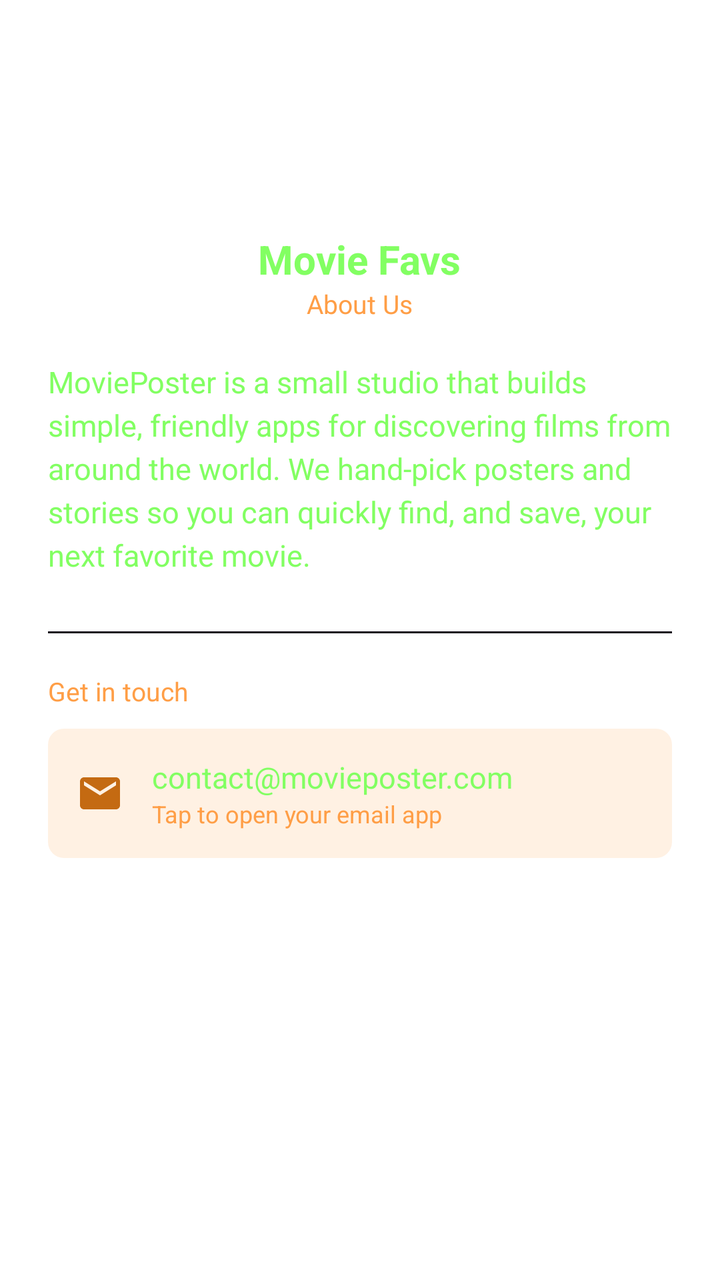
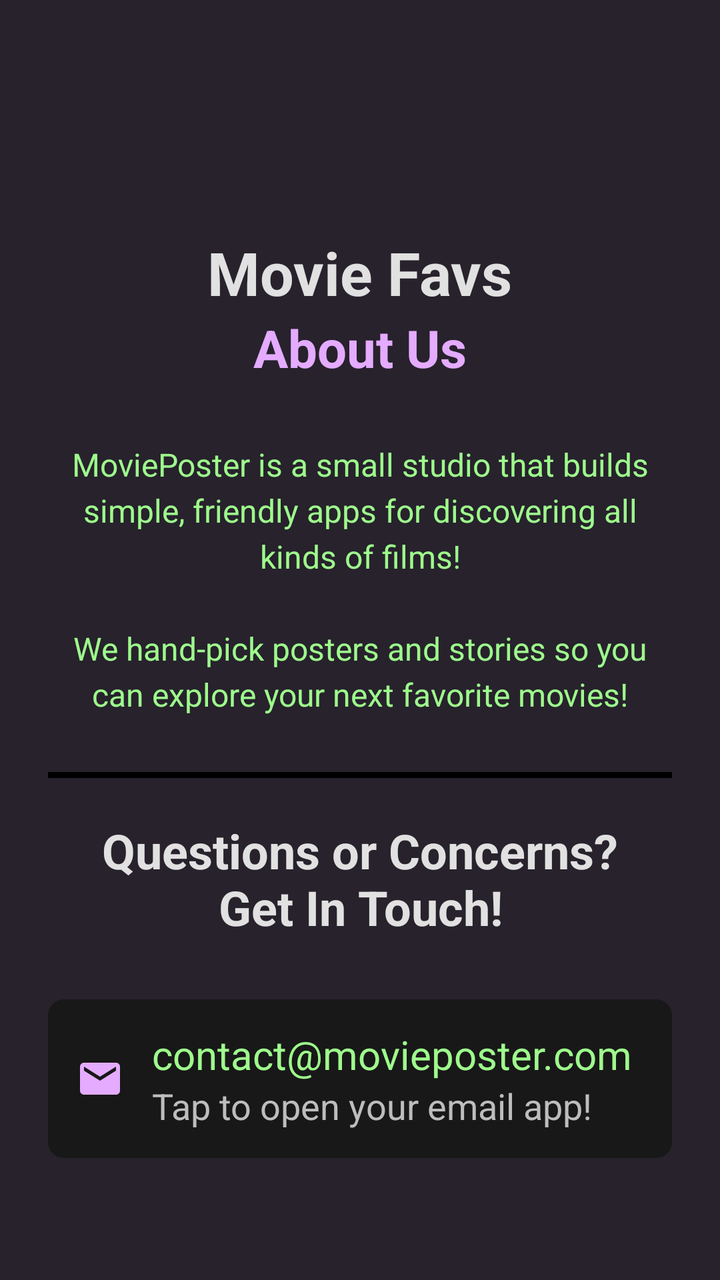

Compare the two renders of this Android layout. The source of the first and the diff that turns it into the second are given below.
<!-- AndroidManifest.xml: application theme Theme.Poster1019 -->
<!-- res/layout/fragment_contact.xml -->
<?xml version="1.0" encoding="utf-8"?>
<ScrollView xmlns:android="http://schemas.android.com/apk/res/android"
    xmlns:app="http://schemas.android.com/apk/res-auto"
    xmlns:tools="http://schemas.android.com/tools"
    android:layout_width="match_parent"
    android:layout_height="match_parent"
    android:background="@color/white"
    tools:context=".ContactFragment">

    <LinearLayout
        android:layout_width="match_parent"
        android:layout_height="wrap_content"
        android:orientation="vertical"
        android:paddingStart="24dp"
        android:paddingTop="32dp"
        android:paddingEnd="24dp"
        android:paddingBottom="24dp">

        
        <ImageView
            android:layout_width="72dp"
            android:layout_height="72dp"
            android:layout_gravity="center_horizontal"
            android:contentDescription="@string/app_name"
            android:src="@mipmap/ic_launcher_round"/>

        
        <TextView
            android:layout_width="wrap_content"
            android:layout_height="wrap_content"
            android:layout_gravity="center_horizontal"
            android:layout_marginTop="12dp"
            android:text="@string/app_name"
            android:textColor="@color/colorTextPrimary"
            android:textSize="20sp"
            android:textStyle="bold"/>

        <TextView
            android:layout_width="wrap_content"
            android:layout_height="wrap_content"
            android:layout_gravity="center_horizontal"
            android:text="@string/about_us"
            android:textColor="@color/colorTextSecondary"
            android:textSize="13sp"/>

        
        <TextView
            android:layout_width="match_parent"
            android:layout_height="wrap_content"
            android:layout_marginTop="20dp"
            android:lineSpacingExtra="4dp"
            android:text="@string/company_intro"
            android:textColor="@color/colorTextPrimary"
            android:textSize="15sp"/>

        
        <View
            android:layout_width="match_parent"
            android:layout_height="1dp"
            android:layout_marginTop="28dp"
            android:background="@color/colorBackground"/>

        <TextView
            android:layout_width="wrap_content"
            android:layout_height="wrap_content"
            android:layout_marginTop="20dp"
            android:text="@string/get_in_touch"
            android:textColor="@color/colorTextSecondary"
            android:textSize="13sp"/>

    
    <LinearLayout
        android:id="@+id/layoutEmail"
        android:layout_width="match_parent"
        android:layout_height="wrap_content"
        android:layout_marginTop="10dp"
        android:background="@drawable/email_row_background"
        android:clickable="true"
        android:focusable="true"
        android:gravity="center_vertical"
        android:orientation="horizontal"
        android:padding="14dp">

        <ImageView
            android:layout_width="24dp"
            android:layout_height="24dp"
            android:importantForAccessibility="no"
            android:src="@drawable/ic_mail"
            app:tint="@color/colorAccentDark"/>

        <LinearLayout
            android:layout_width="0dp"
            android:layout_height="wrap_content"
            android:layout_marginStart="14dp"
            android:layout_weight="1"
            android:orientation="vertical">

            <TextView
                android:layout_width="wrap_content"
                android:layout_height="wrap_content"
                android:text="@string/contact_email"
                android:textColor="@color/colorTextPrimary"
                android:textSize="15sp"/>

            <TextView
                android:layout_width="wrap_content"
                android:layout_height="wrap_content"
                android:text="@string/contact_email_hint"
                android:textColor="@color/colorTextSecondary"
                android:textSize="12sp"/>

        </LinearLayout>
    </LinearLayout>


    </LinearLayout>

</ScrollView>
<!-- resources referenced by this layout -->
<resources>
  <color name="colorAccentDark">#C46A12</color>
  <color name="colorBackground">#150F1B</color>
  <color name="colorTextPrimary">#82FF62</color>
  <color name="colorTextSecondary">#FF9E46</color>
  <color name="white">#FFFFFFFF</color>
  <!-- drawable email_row_background (drawable) -->
  <?xml version="1.0" encoding="utf-8"?>
  <ripple xmlns:android="http://schemas.android.com/apk/res/android"
      android:color="@color/colorAccentLight">
  
      <item>
          <shape android:shape="rectangle">
              <solid android:color="@color/colorAccentSoft"/>
              <corners android:radius="8dp"/>
  
          </shape>
  
      </item>
  
  </ripple>
  <!-- drawable ic_mail (drawable) -->
  <vector xmlns:android="http://schemas.android.com/apk/res/android" android:height="24dp" android:tint="#000000" android:viewportHeight="24" android:viewportWidth="24" android:width="24dp">
        
      <path android:fillColor="@android:color/white" android:pathData="M20,4L4,4c-1.1,0 -1.99,0.9 -1.99,2L2,18c0,1.1 0.9,2 2,2h16c1.1,0 2,-0.9 2,-2L22,6c0,-1.1 -0.9,-2 -2,-2zM20,8l-8,5 -8,-5L4,6l8,5 8,-5v2z"/>
      
  </vector>
  <!-- mipmap ic_launcher_round (mipmap-anydpi-v26) -->
  <?xml version="1.0" encoding="utf-8"?>
  <adaptive-icon xmlns:android="http://schemas.android.com/apk/res/android">
      <background android:drawable="@color/ic_launcher_background"/>
      <foreground android:drawable="@mipmap/ic_launcher_foreground"/>
      <monochrome android:drawable="@mipmap/ic_launcher_foreground"/>
  </adaptive-icon>
  <string name="about_us">About Us</string>
  <string name="app_name">Movie Favs</string>
  <string name="company_intro">MoviePoster is a small studio that builds simple, friendly apps for discovering films from around the world. We hand-pick posters and stories so you can quickly find, and save, your next favorite movie.</string>
  <string name="contact_email">contact@movieposter.com</string>
  <string name="contact_email_hint">Tap to open your email app</string>
  <string name="get_in_touch">Get in touch</string>
  <style name="Theme.Poster1019" parent="Base.Theme.Poster1019" />
  <color name="colorAccentLight">#FFE3C7</color>
  <color name="colorAccentSoft">#FFF1E3</color>
  <color name="ic_launcher_background">#000000</color>
  <style name="Base.Theme.Poster1019" parent="Theme.Material3.DayNight.NoActionBar">
          <item name="colorPrimary">@color/colorPrimary</item>
          <item name="colorOnPrimary">@color/posterInfoCards</item>
          <item name="colorSecondary">@color/colorAccent</item>
          <item name="colorOnSecondary">@color/posterInfoCards</item>
      </style>
  <color name="colorPrimary">#3C2245</color>
  <color name="posterInfoCards">#27222C</color>
  <color name="colorAccent">#29CC5E</color>
</resources>

<!-- the commit's change to res/layout/fragment_contact.xml (unified diff, before → after) -->
@@ -4,7 +4,7 @@
     xmlns:tools="http://schemas.android.com/tools"
     android:layout_width="match_parent"
     android:layout_height="match_parent"
-    android:background="@color/white"
+    android:background="@color/primaryBackground"
     tools:context=".ContactFragment">
 
     <LinearLayout
@@ -31,8 +31,8 @@
             android:layout_gravity="center_horizontal"
             android:layout_marginTop="12dp"
             android:text="@string/app_name"
-            android:textColor="@color/colorTextPrimary"
-            android:textSize="20sp"
+            android:textColor="@color/headerText"
+            android:textSize="30sp"
             android:textStyle="bold"/>
 
         <TextView
@@ -40,33 +40,38 @@
             android:layout_height="wrap_content"
             android:layout_gravity="center_horizontal"
             android:text="@string/about_us"
-            android:textColor="@color/colorTextSecondary"
-            android:textSize="13sp"/>
+            android:textColor="@color/aboutUsText"
+            android:textSize="26sp"
+            android:textStyle="bold" />
 
         
         <TextView
             android:layout_width="match_parent"
             android:layout_height="wrap_content"
-            android:layout_marginTop="20dp"
+            android:layout_marginTop="30dp"
             android:lineSpacingExtra="4dp"
             android:text="@string/company_intro"
-            android:textColor="@color/colorTextPrimary"
-            android:textSize="15sp"/>
+            android:textColor="@color/aboutUsDescription"
+            android:textSize="16sp"
+            android:textAlignment="center"/>
 
         
         <View
             android:layout_width="match_parent"
-            android:layout_height="1dp"
+            android:layout_height="3dp"
             android:layout_marginTop="28dp"
-            android:background="@color/colorBackground"/>
+            android:background="@color/black"/>
 
         <TextView
-            android:layout_width="wrap_content"
+            android:layout_width="match_parent"
             android:layout_height="wrap_content"
             android:layout_marginTop="20dp"
+            android:layout_marginBottom="20dp"
             android:text="@string/get_in_touch"
-            android:textColor="@color/colorTextSecondary"
-            android:textSize="13sp"/>
+            android:textColor="@color/headerText"
+            android:textSize="24sp"
+            android:textStyle="bold"
+            android:textAlignment="center"/>
 
     
     <LinearLayout
@@ -86,7 +91,7 @@
             android:layout_height="24dp"
             android:importantForAccessibility="no"
             android:src="@drawable/ic_mail"
-            app:tint="@color/colorAccentDark"/>
+            app:tint="@color/emailIcon"/>
 
         <LinearLayout
             android:layout_width="0dp"
@@ -99,15 +104,15 @@
                 android:layout_width="wrap_content"
                 android:layout_height="wrap_content"
                 android:text="@string/contact_email"
-                android:textColor="@color/colorTextPrimary"
-                android:textSize="15sp"/>
+                android:textColor="@color/emailText"
+                android:textSize="20sp"/>
 
             <TextView
                 android:layout_width="wrap_content"
                 android:layout_height="wrap_content"
                 android:text="@string/contact_email_hint"
-                android:textColor="@color/colorTextSecondary"
-                android:textSize="12sp"/>
+                android:textColor="@color/emailTapText"
+                android:textSize="18sp"/>
 
         </LinearLayout>
     </LinearLayout>
<!-- resource entries referenced after the edit -->
@@ -1,18 +1,21 @@
 <!-- resources referenced by this layout -->
 <resources>
-  <color name="colorAccentDark">#C46A12</color>
-  <color name="colorBackground">#150F1B</color>
-  <color name="colorTextPrimary">#82FF62</color>
-  <color name="colorTextSecondary">#FF9E46</color>
-  <color name="white">#FFFFFFFF</color>
+  <color name="aboutUsDescription">#9EFB8C</color>
+  <color name="aboutUsText">#E4ABFF</color>
+  <color name="black">#FF000000</color>
+  <color name="emailIcon">#E4ABFF</color>
+  <color name="emailTapText">#BDBDBD</color>
+  <color name="emailText">#9EFB8C</color>
+  <color name="headerText">#E1E1E1</color>
+  <color name="primaryBackground">#27222C</color>
   <!-- drawable email_row_background (drawable) -->
   <?xml version="1.0" encoding="utf-8"?>
   <ripple xmlns:android="http://schemas.android.com/apk/res/android"
-      android:color="@color/colorAccentLight">
+      android:color="@color/navFooterBackground">
   
       <item>
           <shape android:shape="rectangle">
-              <solid android:color="@color/colorAccentSoft"/>
+              <solid android:color="@color/contactCardBackground"/>
               <corners android:radius="8dp"/>
   
           </shape>
@@ -35,22 +38,20 @@
   </adaptive-icon>
   <string name="about_us">About Us</string>
   <string name="app_name">Movie Favs</string>
-  <string name="company_intro">MoviePoster is a small studio that builds simple, friendly apps for discovering films from around the world. We hand-pick posters and stories so you can quickly find, and save, your next favorite movie.</string>
+  <string name="company_intro">MoviePoster is a small studio that builds simple, friendly apps for discovering all kinds of films!\n\nWe hand-pick posters and stories so you can explore your next favorite movies!</string>
   <string name="contact_email">contact@movieposter.com</string>
-  <string name="contact_email_hint">Tap to open your email app</string>
-  <string name="get_in_touch">Get in touch</string>
+  <string name="contact_email_hint">Tap to open your email app!</string>
+  <string name="get_in_touch">Questions or Concerns?\nGet In Touch!</string>
   <style name="Theme.Poster1019" parent="Base.Theme.Poster1019" />
-  <color name="colorAccentLight">#FFE3C7</color>
-  <color name="colorAccentSoft">#FFF1E3</color>
+  <color name="navFooterBackground">#212121</color>
+  <color name="contactCardBackground">#181818</color>
   <color name="ic_launcher_background">#000000</color>
   <style name="Base.Theme.Poster1019" parent="Theme.Material3.DayNight.NoActionBar">
-          <item name="colorPrimary">@color/colorPrimary</item>
-          <item name="colorOnPrimary">@color/posterInfoCards</item>
-          <item name="colorSecondary">@color/colorAccent</item>
-          <item name="colorOnSecondary">@color/posterInfoCards</item>
+          <item name="colorPrimary">@color/accent</item>
+          <item name="colorOnPrimary">@color/primaryBackground</item>
+          <item name="colorSecondary">@color/accent</item>
+          <item name="colorOnSecondary">@color/primaryBackground</item>
       </style>
-  <color name="colorPrimary">#3C2245</color>
-  <color name="posterInfoCards">#27222C</color>
-  <color name="colorAccent">#29CC5E</color>
+  <color name="accent">#9EFB8C</color>
 </resources>
 
